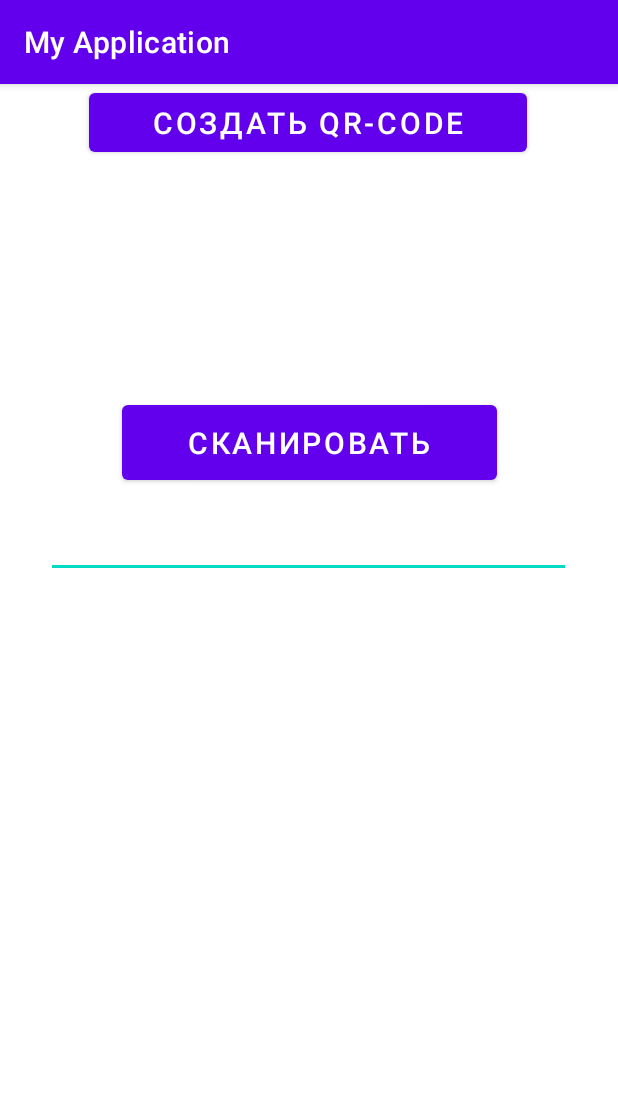
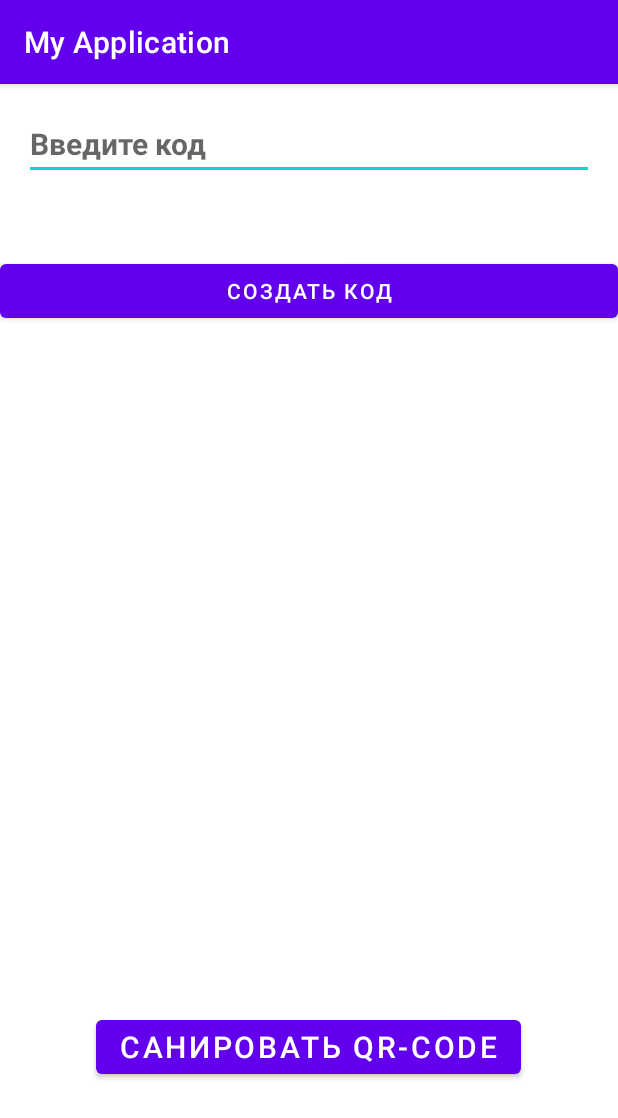
Before and after one commit to 612609/QR-code, an Android app: the screen it shows after launch (MainActivity before the commit, activity_generator after it), after a tap on "СОЗДАТЬ QR-CODE", on a phone screen of 412 x 824 dp. Shown: the top 1118 px of the screen. Run offline under Robolectric (Android 15) with nearby library versions, the phone set to English and light mode, and no system bars; libraries missing offline, so code that uses them is left out: com.journeyapps.barcodescanner.

```diff
--- a/app/src/main/AndroidManifest.xml
+++ b/app/src/main/AndroidManifest.xml
@@ -1,7 +1,9 @@
 <?xml version="1.0" encoding="utf-8"?>
 <manifest xmlns:android="http://schemas.android.com/apk/res/android"
     package="com.example.myapplication">
-<uses-permission android:name="android.permission.CAMERA"/>
+
+    <uses-permission android:name="android.permission.CAMERA" />
+
     <application
         android:allowBackup="true"
         android:icon="@mipmap/ic_launcher"
@@ -9,6 +11,9 @@
         android:roundIcon="@mipmap/ic_launcher_round"
         android:supportsRtl="true"
         android:theme="@style/Theme.MyApplication">
+        <activity
+            android:name=".activity_generator"
+            android:exported="false" />
         <activity
             android:name=".scannerView"
             android:exported="false" />
--- a/app/src/main/java/com/example/myapplication/MainActivity.java
+++ b/app/src/main/java/com/example/myapplication/MainActivity.java
@@ -1,25 +1,14 @@
 package com.example.myapplication;
 import androidx.appcompat.app.AppCompatActivity;
 import android.content.Intent;
-import android.graphics.Bitmap;
 import android.os.Bundle;
 import android.view.View;
 import android.widget.Button;
-import android.widget.EditText;
-import android.widget.ImageView;
 import android.widget.TextView;
-import com.google.zxing.BarcodeFormat;
-import com.google.zxing.MultiFormatWriter;
-import com.google.zxing.WriterException;
-import com.google.zxing.common.BitMatrix;
-import com.journeyapps.barcodescanner.BarcodeEncoder;
 
 public class MainActivity extends AppCompatActivity implements View.OnClickListener {
     Button scanbtn;
     public static TextView scanText;
-    private EditText edit_code;
-    private Button save;
-    private ImageView qrCode;
     Button main;
     @Override
     protected void onCreate(Bundle savedInstanceState) {
@@ -33,44 +22,17 @@ public class MainActivity extends AppCompatActivity implements View.OnClickListe
                 startActivity(new Intent(getApplicationContext(), scannerView.class));
             }
         });
-        init();
         main=(Button) findViewById(R.id.main);
         main.setOnClickListener(this);
     }
-    private void init(){
-        edit_code=findViewById(R.id.edit_code);
-        qrCode=findViewById(R.id.qr_code);
-        save=findViewById(R.id.save);
-        save.setOnClickListener(new View.OnClickListener() {
-            @Override
-            public void onClick(View v) {
-                getCode();
-            }
-        });
-    }
-    private void getCode() {
-        try {
-            qrcode();
-        }
-        catch (Exception e)
-        {
-            e.printStackTrace();
-        }
-    }
-    MultiFormatWriter multiFormatWriter= new MultiFormatWriter();
 
-    public void qrcode() throws WriterException {
-        BitMatrix bitMatrix =multiFormatWriter.encode(edit_code.getText().toString(), BarcodeFormat.QR_CODE,350,300);
-        BarcodeEncoder barcodeEncoder = new BarcodeEncoder();
-        Bitmap bitmap = barcodeEncoder.createBitmap(bitMatrix);
-        qrCode.setImageBitmap(bitmap);
-    }
+
 
     @Override
     public void onClick(View v) {
         switch (v.getId()){
             case R.id.main:
-                Intent intent=new Intent(this, Generator.class);
+                Intent intent=new Intent(this, activity_generator.class);
                 startActivity(intent);
                 break;
             default:
--- /dev/null
+++ b/app/src/main/java/com/example/myapplication/activity_generator.java
@@ -0,0 +1,71 @@
+package com.example.myapplication;
+
+import androidx.appcompat.app.AppCompatActivity;
+
+import android.content.Intent;
+import android.graphics.Bitmap;
+import android.os.Bundle;
+import android.view.View;
+import android.widget.Button;
+import android.widget.EditText;
+import android.widget.ImageView;
+
+import com.google.zxing.BarcodeFormat;
+import com.google.zxing.MultiFormatWriter;
+import com.google.zxing.WriterException;
+import com.google.zxing.common.BitMatrix;
+import com.journeyapps.barcodescanner.BarcodeEncoder;
+
+public class activity_generator extends AppCompatActivity implements View.OnClickListener {
+    private EditText edit_code;
+    Button generator;
+    private Button save;
+    private ImageView qrCode;
+    @Override
+    protected void onCreate(Bundle savedInstanceState) {
+        super.onCreate(savedInstanceState);
+        setContentView(R.layout.activity_generator2);
+        generator=(Button) findViewById(R.id.generator);
+        generator.setOnClickListener(this);
+        init();
+    }
+
+    @Override
+    public void onClick(View v) {
+        switch (v.getId()){
+            case R.id.generator:
+                Intent intent=new Intent(this, MainActivity.class);
+                startActivity(intent);
+                break;
+            default:
+                break;
+        }
+    }
+    private void init(){
+        edit_code=findViewById(R.id.edit_code);
+        qrCode=findViewById(R.id.qr_code);
+        save=findViewById(R.id.save);
+        save.setOnClickListener(new View.OnClickListener() {
+            @Override
+            public void onClick(View v) {
+                getCode();
+            }
+        });
+    }
+    private void getCode() {
+        try {
+            qrcode();
+        }
+        catch (Exception e)
+        {
+            e.printStackTrace();
+        }
+    }
+    MultiFormatWriter multiFormatWriter= new MultiFormatWriter();
+    public void qrcode() throws WriterException {
+        BitMatrix bitMatrix =multiFormatWriter.encode(edit_code.getText().toString(), BarcodeFormat.QR_CODE,350,300);
+        BarcodeEncoder barcodeEncoder = new BarcodeEncoder();
+        Bitmap bitmap = barcodeEncoder.createBitmap(bitMatrix);
+        qrCode.setImageBitmap(bitmap);
+    }
+}
--- /dev/null
+++ b/app/src/main/res/layout/activity_generator2.xml
@@ -0,0 +1,53 @@
+<?xml version="1.0" encoding="utf-8"?>
+<androidx.constraintlayout.widget.ConstraintLayout xmlns:android="http://schemas.android.com/apk/res/android"
+    xmlns:app="http://schemas.android.com/apk/res-auto"
+    xmlns:tools="http://schemas.android.com/tools"
+    android:layout_width="match_parent"
+    android:layout_height="match_parent"
+    tools:context=".activity_generator">
+
+    <EditText
+        android:id="@+id/edit_code"
+        android:layout_width="match_parent"
+        android:layout_height="wrap_content"
+        android:layout_margin="16dp"
+        android:hint="Введите код"
+        android:inputType="text"
+        android:textSize="20dp"
+        android:textStyle="bold"
+        app:layout_constraintTop_toTopOf="parent"
+        tools:layout_editor_absoluteX="16dp" />
+
+    <Button
+        android:id="@+id/save"
+        android:layout_width="match_parent"
+        android:layout_height="wrap_content"
+        app:layout_constraintBottom_toBottomOf="parent"
+        app:layout_constraintTop_toBottomOf="@+id/edit_code"
+        app:layout_constraintVertical_bias="0.079"
+        tools:layout_editor_absoluteX="16dp"
+        android:layout_marginBottom="20dp"
+        android:text="Создать код"
+        />
+    <ImageView
+        android:id="@+id/qr_code"
+        android:layout_width="250dp"
+        android:layout_height="200dp"
+        app:layout_constraintBottom_toBottomOf="parent"
+        app:layout_constraintEnd_toEndOf="parent"
+        app:layout_constraintStart_toStartOf="parent"
+        app:layout_constraintTop_toBottomOf="@+id/edit_code" />
+
+    <Button
+        android:id="@+id/generator"
+        android:layout_width="wrap_content"
+        android:layout_height="wrap_content"
+        android:text="Санировать QR-code"
+        android:textSize="20sp"
+        app:layout_constraintBottom_toBottomOf="parent"
+        app:layout_constraintEnd_toEndOf="parent"
+        app:layout_constraintHorizontal_bias="0.495"
+        app:layout_constraintStart_toStartOf="parent"
+        app:layout_constraintTop_toBottomOf="@+id/qr_code"
+        tools:ignore="MissingConstraints" />
+</androidx.constraintlayout.widget.ConstraintLayout>
--- a/app/src/main/res/layout/activity_main.xml
+++ b/app/src/main/res/layout/activity_main.xml
@@ -5,39 +5,45 @@
     android:layout_width="match_parent"
     android:layout_height="match_parent"
     tools:context=".MainActivity">
+
     <Button
         android:id="@+id/scanbtn"
         android:layout_width="250dp"
         android:layout_height="62dp"
-    android:layout_marginTop="208dp"
+        android:layout_marginTop="168dp"
         android:text="СКАНИРОВАТЬ"
         android:textSize="20sp"
         app:layout_constraintEnd_toEndOf="parent"
+        app:layout_constraintHorizontal_bias="0.472"
         app:layout_constraintStart_toStartOf="parent"
-    app:layout_constraintTop_toTopOf="parent"/>
-    <EditText
+        app:layout_constraintTop_toTopOf="parent" />
+
+    <TextView
         android:id="@+id/scanText"
         android:layout_width="350dp"
         android:layout_height="wrap_content"
         android:layout_marginBottom="365dp"
         android:text=""
+        android:textColor="@color/white"
         android:textSize="20sp"
-        android:textColor="@color/white"
         app:layout_constraintBottom_toBottomOf="parent"
         app:layout_constraintEnd_toEndOf="parent"
-        app:layout_constraintHorizontal_bias="0.498"
+        app:layout_constraintHorizontal_bias="0.491"
         app:layout_constraintStart_toStartOf="parent"
-        app:layout_constraintTop_toTopOf="@+id/scanbtn" />
+        app:layout_constraintTop_toTopOf="@+id/scanbtn"
+        app:layout_constraintVertical_bias="0.72" />
+
     <Button
         android:id="@+id/main"
-        android:layout_width="292dp"
-        android:layout_height="51dp"
+        android:layout_width="wrap_content"
+        android:layout_height="wrap_content"
         android:text="Создать QR-code"
         android:textSize="20sp"
+        app:layout_constraintBottom_toBottomOf="parent"
         app:layout_constraintEnd_toEndOf="parent"
         app:layout_constraintHorizontal_bias="0.495"
         app:layout_constraintStart_toStartOf="parent"
-        tools:layout_editor_absoluteY="611dp"
+        app:layout_constraintTop_toBottomOf="@+id/scanText"
         tools:ignore="MissingConstraints" />
 
 </androidx.constraintlayout.widget.ConstraintLayout>
```
Lines whose indentation alone changed are shown as unchanged.
